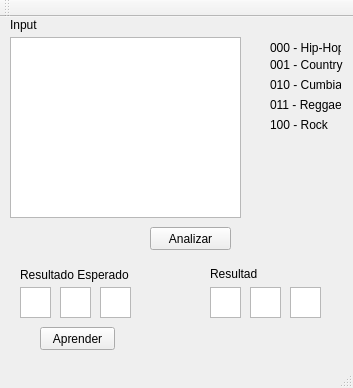
The window that mainwindow.ui (fjimenez1999/tp4-progra2) describes before a commit, drawn with Qt 5.
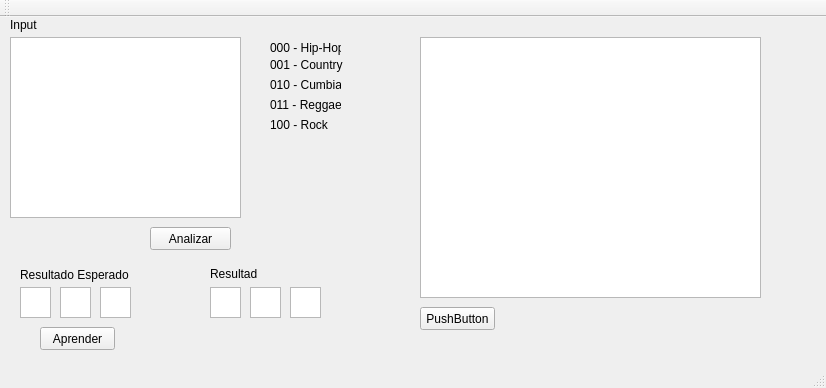
The same window after the commit.

```diff
--- a/mainwindow.ui
+++ b/mainwindow.ui
@@ -6,7 +6,7 @@
    <rect>
     <x>0</x>
     <y>0</y>
-    <width>353</width>
+    <width>826</width>
     <height>388</height>
    </rect>
   </property>
@@ -214,6 +214,29 @@
      <string>Analizar</string>
     </property>
    </widget>
+   <widget class="QTextEdit" name="textEdit_2">
+    <property name="geometry">
+     <rect>
+      <x>420</x>
+      <y>20</y>
+      <width>341</width>
+      <height>261</height>
+     </rect>
+    </property>
+   </widget>
+   <widget class="QPushButton" name="pushButton_3">
+    <property name="geometry">
+     <rect>
+      <x>420</x>
+      <y>290</y>
+      <width>75</width>
+      <height>23</height>
+     </rect>
+    </property>
+    <property name="text">
+     <string>PushButton</string>
+    </property>
+   </widget>
   </widget>
   <widget class="QMenuBar" name="menuBar">
    <property name="geometry">
```
Left out of the diff: 2 changed lines with no effect on the pictures.
